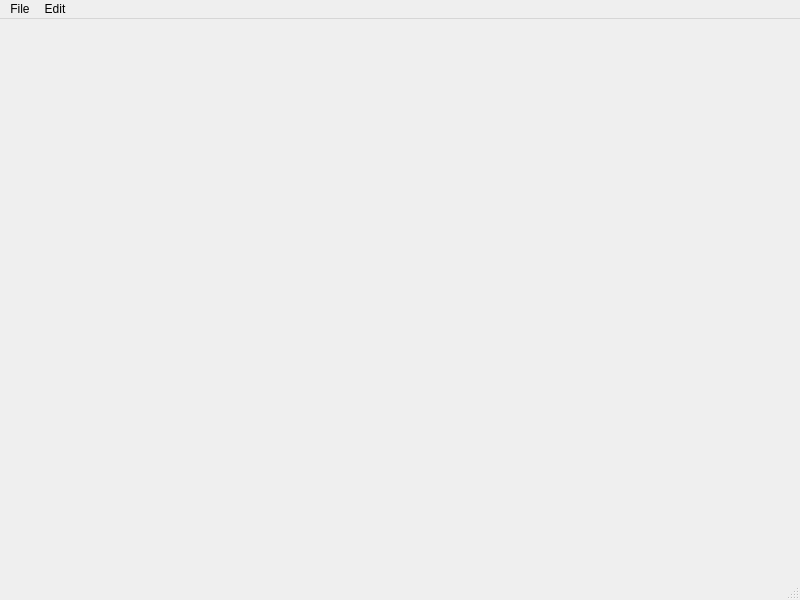
Before: the Qt Designer form mainwindow.ui in plutowootoe/qtProject, drawn with Qt 5.
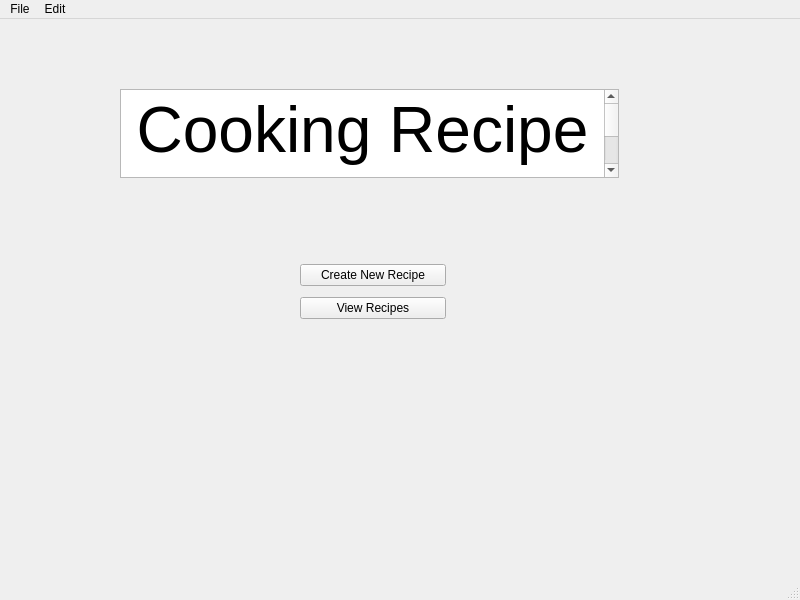
After: the same form once the commit is applied.

The edit to the form file:
```diff
--- a/mainwindow.ui
+++ b/mainwindow.ui
@@ -13,7 +13,54 @@
   <property name="windowTitle">
    <string>MainWindow</string>
   </property>
-  <widget class="QWidget" name="centralwidget"/>
+  <widget class="QWidget" name="centralwidget">
+   <widget class="QWidget" name="verticalLayoutWidget">
+    <property name="geometry">
+     <rect>
+      <x>300</x>
+      <y>240</y>
+      <width>146</width>
+      <height>66</height>
+     </rect>
+    </property>
+    <layout class="QVBoxLayout" name="verticalLayout">
+     <item>
+      <widget class="QPushButton" name="pushButton">
+       <property name="text">
+        <string>Create New Recipe</string>
+       </property>
+      </widget>
+     </item>
+     <item>
+      <widget class="QPushButton" name="pushButton_2">
+       <property name="text">
+        <string>View Recipes</string>
+       </property>
+      </widget>
+     </item>
+    </layout>
+   </widget>
+   <widget class="QTextBrowser" name="textBrowser">
+    <property name="geometry">
+     <rect>
+      <x>120</x>
+      <y>70</y>
+      <width>499</width>
+      <height>89</height>
+     </rect>
+    </property>
+    <property name="html">
+     <string>&lt;!DOCTYPE HTML PUBLIC &quot;-//W3C//DTD HTML 4.0//EN&quot; &quot;http://www.w3.org/TR/REC-html40/strict.dtd&quot;&gt;
+&lt;html&gt;&lt;head&gt;&lt;meta name=&quot;qrichtext&quot; content=&quot;1&quot; /&gt;&lt;meta charset=&quot;utf-8&quot; /&gt;&lt;style type=&quot;text/css&quot;&gt;
+p, li { white-space: pre-wrap; }
+hr { height: 1px; border-width: 0; }
+li.unchecked::marker { content: &quot;\2610&quot;; }
+li.checked::marker { content: &quot;\2612&quot;; }
+&lt;/style&gt;&lt;/head&gt;&lt;body style=&quot; font-family:'.AppleSystemUIFont'; font-size:13pt; font-weight:400; font-style:normal;&quot;&gt;
+&lt;p align=&quot;center&quot; style=&quot; margin-top:0px; margin-bottom:0px; margin-left:0px; margin-right:0px; -qt-block-indent:0; text-indent:0px;&quot;&gt;&lt;span style=&quot; font-size:48pt;&quot;&gt;Cooking Recipe App&lt;/span&gt;&lt;/p&gt;&lt;/body&gt;&lt;/html&gt;</string>
+    </property>
+   </widget>
+  </widget>
   <widget class="QMenuBar" name="menubar">
    <property name="geometry">
     <rect>
```
